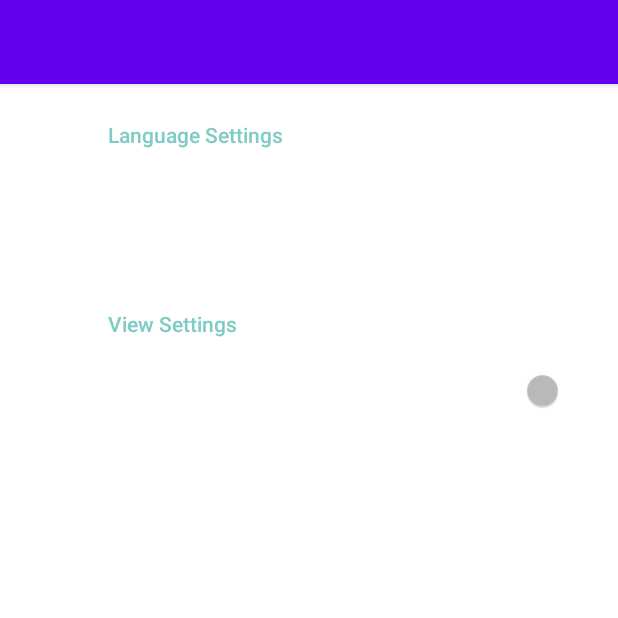
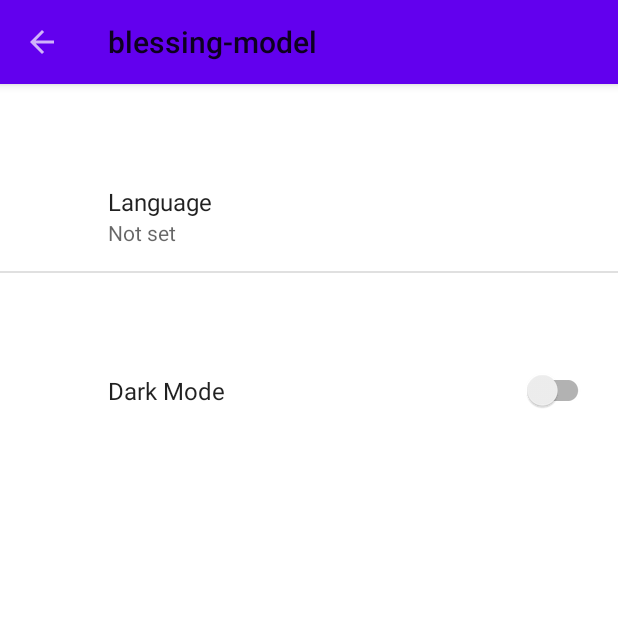
Before and after one commit to ahmetturkyilmaz/blessingmodel, an Android app: the screen it shows after launch (SettingsActivity), in the side drawer, after a tap on "Settings", on a phone screen of 412 x 824 dp, the top half of it. Run offline under Robolectric (Android 15) with nearby library versions, the phone set to English and light mode, and no system bars; our stand-ins replace androidx.preference; 12 statements that could not run were skipped.

Commit message:
Toolbars are added.

```diff
--- a/app/src/main/java/com/example/blessing_model/activities/BlessingActivity.java
+++ b/app/src/main/java/com/example/blessing_model/activities/BlessingActivity.java
@@ -15,7 +15,7 @@ public class BlessingActivity extends AppCompatActivity {
         setContentView(R.layout.activity_blessing);
         Toolbar toolbar = findViewById(R.id.blessingToolbar);
         setSupportActionBar(toolbar);
-
+        getSupportActionBar().setDisplayHomeAsUpEnabled(true);
 
     }
 }
--- a/app/src/main/java/com/example/blessing_model/activities/MainActivity.java
+++ b/app/src/main/java/com/example/blessing_model/activities/MainActivity.java
@@ -52,7 +52,7 @@ public class MainActivity extends AppCompatActivity implements NavigationView.On
     public boolean onNavigationItemSelected(@NonNull MenuItem item) {
         switch (item.getItemId()) {
             case R.id.nav_sure:
-                Intent prayerIntent = new Intent(this, CounterActivity.class);
+                Intent prayerIntent = new Intent(this, PrayersListActivity.class);
                 startActivity(prayerIntent);
                 break;
             case R.id.nav_dua:
--- a/app/src/main/java/com/example/blessing_model/activities/PrayerActivity.java
+++ b/app/src/main/java/com/example/blessing_model/activities/PrayerActivity.java
@@ -33,7 +33,7 @@ public class PrayerActivity extends AppCompatActivity {
         setContentView(R.layout.activity_prayer);
         Toolbar toolbar = findViewById(R.id.prayerToolbar);
         setSupportActionBar(toolbar);
-
+        getSupportActionBar().setDisplayHomeAsUpEnabled(true);
         counterButton = findViewById(R.id.counterButton);
         sureItself = findViewById(R.id.sureItself);
         zeroButton = findViewById(R.id.zeroButton);
--- a/app/src/main/java/com/example/blessing_model/activities/CounterActivity.java
+++ b/app/src/main/java/com/example/blessing_model/activities/PrayersListActivity.java
@@ -7,6 +7,7 @@ import android.view.View;
 
 import androidx.annotation.Nullable;
 import androidx.appcompat.app.AppCompatActivity;
+import androidx.appcompat.widget.Toolbar;
 import androidx.recyclerview.widget.LinearLayoutManager;
 import androidx.recyclerview.widget.RecyclerView;
 
@@ -28,7 +29,7 @@ import java.util.ArrayList;
 import java.util.HashMap;
 
 
-public class CounterActivity extends AppCompatActivity {
+public class PrayersListActivity extends AppCompatActivity {
 
     private RecyclerView recyclerView;
     private RecyclerView.LayoutManager layoutManager;
@@ -38,14 +39,19 @@ public class CounterActivity extends AppCompatActivity {
     @Override
     public void onCreate(@Nullable Bundle savedInstanceState) {
         super.onCreate(savedInstanceState);
-        setContentView(R.layout.activity_counter);
+        setContentView(R.layout.activity_prayers_list);
         recyclerView = (RecyclerView) findViewById(R.id.sure_page);
+
+        Toolbar toolbar = findViewById(R.id.prayersListToolbar);
+        setSupportActionBar(toolbar);
+        getSupportActionBar().setDisplayHomeAsUpEnabled(true);
+
         if (prayers == null) {
             prayers = new ArrayList<>();
             HashMap<Integer, String> prayerMap = getPrayers("tr.json", "tr.diyanet");
             HashMap<Integer, String> prayerNames = getSurahNames("englishName");
             for (int i = 0; i < 114; i++) {
-                prayers.add(new Prayer(String.valueOf(i+1), prayerNames.get(i), prayerMap.get(i+1)));
+                prayers.add(new Prayer(String.valueOf(i + 1), prayerNames.get(i), prayerMap.get(i + 1)));
             }
         }
         PrayerAdapter adapter = new PrayerAdapter(prayers);
--- a/app/src/main/java/com/example/blessing_model/activities/SettingsActivity.java
+++ b/app/src/main/java/com/example/blessing_model/activities/SettingsActivity.java
@@ -35,7 +35,16 @@ public class SettingsActivity extends AppCompatActivity {
     protected void onCreate(Bundle savedInstanceState) {
         super.onCreate(savedInstanceState);
         setContentView(R.layout.settings_activity);
+
+
+        setTheme(R.style.AppTheme_NoActionBar);
+
+
         toolbar = findViewById(R.id.settingsToolbar);
+        setSupportActionBar(toolbar);
+        getSupportActionBar().setDisplayHomeAsUpEnabled(true);
+
+
         toolbar.setNavigationOnClickListener(new View.OnClickListener() {
             @Override
             public void onClick(View v) {
--- a/app/src/main/res/layout/activity_blessing.xml
+++ b/app/src/main/res/layout/activity_blessing.xml
@@ -4,7 +4,8 @@
     xmlns:tools="http://schemas.android.com/tools"
     android:layout_width="match_parent"
     android:layout_height="match_parent"
-    tools:context=".activities.BlessingActivity">
+    tools:context=".activities.BlessingActivity"
+    android:background="@color/backgroundColor">
 
 
     <androidx.appcompat.widget.Toolbar
@@ -12,6 +13,7 @@
         android:layout_width="match_parent"
         android:layout_height="?attr/actionBarSize"
         android:background="@color/toolbarColor"
+        app:navigationIcon="?attr/homeAsUpIndicator"
         android:elevation="4dp"
         android:theme="@style/ThemeOverlay.AppCompat.Dark.ActionBar"
         app:popupTheme="@style/Theme.AppCompat.Light" />
--- a/app/src/main/res/layout/activity_drawer.xml
+++ b/app/src/main/res/layout/activity_drawer.xml
@@ -3,7 +3,7 @@
     xmlns:android="http://schemas.android.com/apk/res/android"
     android:layout_width="match_parent"
     android:layout_height="120dp"
-    android:background="?attr/toolbarColor"
+    android:background="@color/toolbarColor"
     android:gravity="bottom"
     android:orientation="vertical"
     android:padding="16dp"
--- a/app/src/main/res/layout/settings_activity.xml
+++ b/app/src/main/res/layout/settings_activity.xml
@@ -1,12 +1,14 @@
 <LinearLayout xmlns:android="http://schemas.android.com/apk/res/android"
     android:layout_width="match_parent"
     android:layout_height="match_parent"
+    xmlns:app="http://schemas.android.com/apk/res-auto"
     android:orientation="vertical">
 
 
     <androidx.appcompat.widget.Toolbar
         android:layout_width="match_parent"
         android:layout_height="?attr/actionBarSize"
+        app:navigationIcon="?attr/homeAsUpIndicator"
         android:background="@color/colorPrimary"
         android:id="@+id/settingsToolbar"
         android:elevation="4dp"/>
--- a/app/src/main/res/values/styles.xml
+++ b/app/src/main/res/values/styles.xml
@@ -40,7 +40,7 @@
     <style name="AppTheme.NoActionBar">
         <item name="windowActionBar">false</item>
         <item name="windowNoTitle">true</item>
-        <item name="textColor">#000000</item>
+        <item name="android:textColor">#000000</item>
 
     </style>
 
```
Also changed, not shown: app/src/main/AndroidManifest.xml (+7 -2 lines), app/src/main/res/layout/activity_prayer.xml (+6 -6 lines), app/src/main/res/layout/activity_prayers_list.xml (renamed from app/src/main/res/layout/activity_counter.xml, +14 -3 lines).
